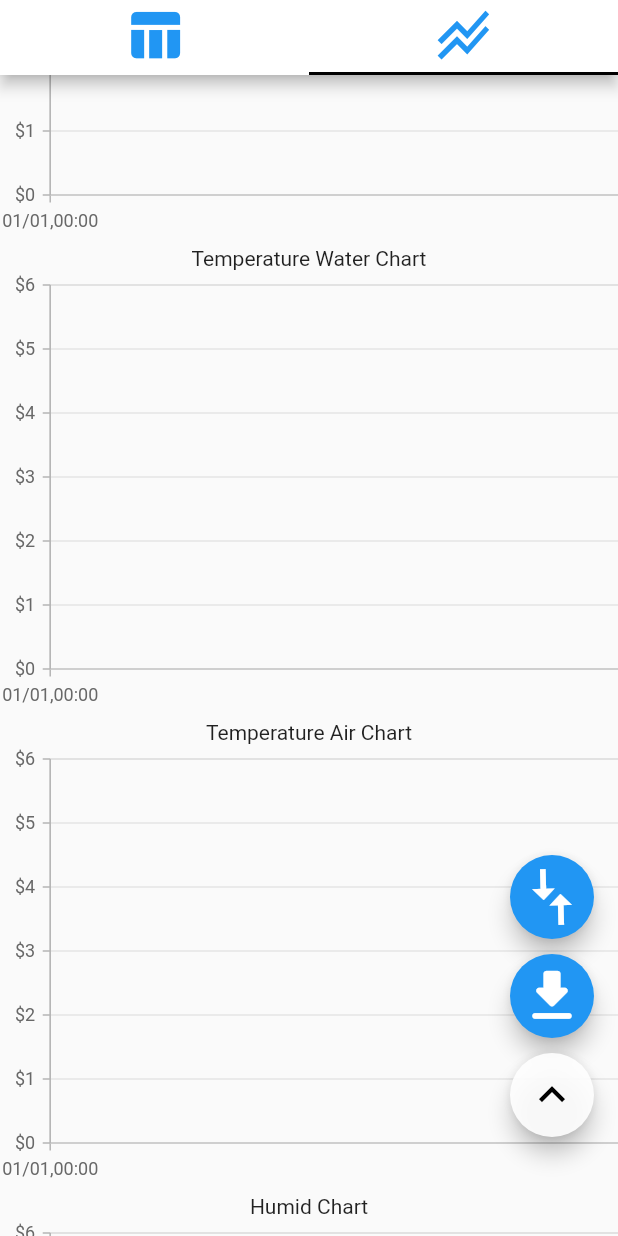
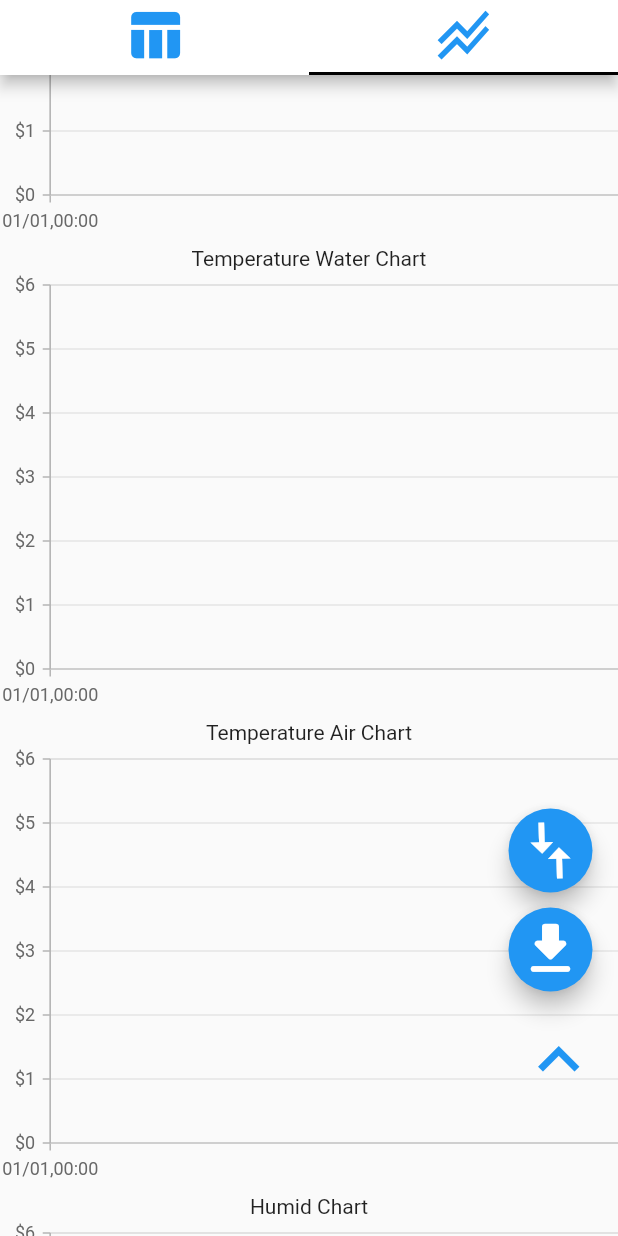
Before and after one commit to anousoneFS/project_x, a Flutter app: the MonitorScreen screen opened by its route, tab 2 chosen, scrolled down 576 dp, after a tap on the "expand more" icon, on a phone screen of 412 x 824 dp. Run offline on Flutter 3.47's test engine with Material 2 defaults, Android fonts, the phone set to English and light mode, and no system bars; our stand-ins replace connectivity, csv, firebase_auth, firebase_core, firebase_database, flutter_svg and 8 more; missing offline and left inert: email_auth; accounts and stored records are empty.

Commit message:
3/7 13:07 use stack for expand floating in monitor screen

```diff
--- a/lib/screens/monitor_screen.dart
+++ b/lib/screens/monitor_screen.dart
@@ -58,14 +58,24 @@ class _MonitorScreenState extends State<MonitorScreen> {
             ),
           ),
         ),
-        body: TabBarView(
+        body: Stack(
+          children: [
+            TabBarView(
               children: [
                 TableScreen(),
                 ChartScreen(),
               ],
             ),
+            Positioned(
+              bottom: 55,
+              right: 15,
+              child: ExpandFloatingActionButton(),
+            ),
+          ],
+        ),
         // ສຳຫຼັບປຸ່ມ Download ຂໍ້ມູນ ໃສ່ ໂທລະສັບ
-        floatingActionButton: ExpandFloatingActionButton(),
+
+        // floatingActionButton: ExpandFloatingActionButton(),
       ),
     );
   }
@@ -94,17 +104,29 @@ class _ExpandFloatingActionButtonState
       padding: const EdgeInsets.only(bottom: 50),
       child: Column(
         mainAxisAlignment: MainAxisAlignment.end,
+        crossAxisAlignment: CrossAxisAlignment.center,
         children: [
-          if(_isExpand)
-            MultiFloatingActionButtonWidget(),
-          FloatingActionButton(
+          if (_isExpand) MultiFloatingActionButtonWidget(),
+          Padding(
+            padding: const EdgeInsets.only(right: 12),
+            child: IconButton(
               onPressed: () {
                 setState(() {
                   toggleExpanded();
                 });
               },
-            backgroundColor: Colors.white.withOpacity(0.9),
-            child: _isExpand ? Icon(Icons.expand_less, color: Colors.black,size: 35,) : Icon(Icons.expand_more, color: Colors.black,size: 35,),
+              icon: _isExpand
+                  ? Icon(
+                      Icons.expand_less,
+                      color: Colors.blue,
+                      size: 55,
+                    )
+                  : Icon(
+                      Icons.expand_more,
+                      color: Colors.blue,
+                      size: 55,
+                    ),
+            ),
           ),
         ],
       ),
@@ -165,7 +187,7 @@ class MultiFloatingActionButtonWidget extends StatelessWidget {
   Widget build(BuildContext context) {
     print("call build multi floating");
     return Column(
-      mainAxisAlignment: MainAxisAlignment.end,
+      crossAxisAlignment: CrossAxisAlignment.center,
       children: [
         FloatingActionButton(
           onPressed: () => reverseData(context),
```
Lines whose indentation alone changed are shown as unchanged.
